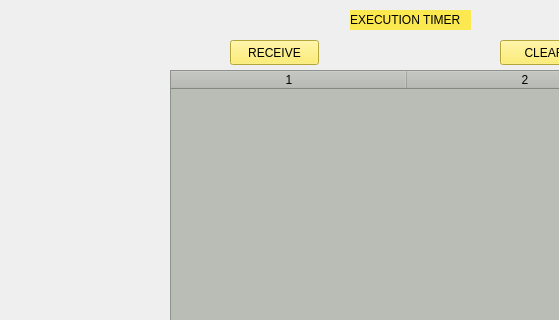
Qt form ExecutionTimerFinalVersion/ExecutionTimerInterface/mainwindow.ui (simsekonur/ExecutionTimerStaticLibrary) before a commit; both pictures show x 0 to 559 and y 0 to 320 of the 800 by 600 pixel window.
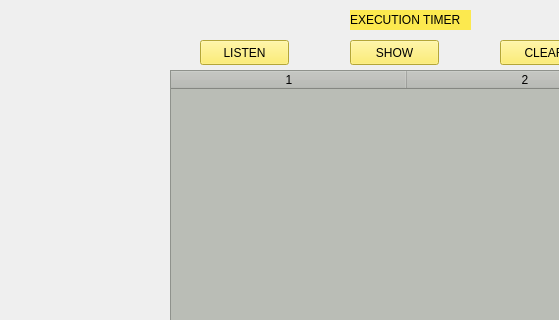
The same form after that commit.

Diff of the .ui file:
```diff
--- a/ExecutionTimerFinalVersion/ExecutionTimerInterface/mainwindow.ui
+++ b/ExecutionTimerFinalVersion/ExecutionTimerInterface/mainwindow.ui
@@ -17,7 +17,7 @@
    <widget class="QPushButton" name="pushButton">
     <property name="geometry">
      <rect>
-      <x>230</x>
+      <x>200</x>
       <y>40</y>
       <width>89</width>
       <height>25</height>
@@ -28,7 +28,7 @@
 font: 75 11pt &quot;Ubuntu Mono&quot;;</string>
     </property>
     <property name="text">
-     <string>RECEIVE</string>
+     <string>LISTEN</string>
     </property>
    </widget>
    <widget class="QTableWidget" name="tableWidget">
@@ -91,6 +91,23 @@
      <string>CLEAR</string>
     </property>
    </widget>
+   <widget class="QPushButton" name="pushButton_3">
+    <property name="geometry">
+     <rect>
+      <x>350</x>
+      <y>40</y>
+      <width>89</width>
+      <height>25</height>
+     </rect>
+    </property>
+    <property name="styleSheet">
+     <string notr="true">background-color: rgb(252, 233, 79);
+font: 75 11pt &quot;Ubuntu Mono&quot;;</string>
+    </property>
+    <property name="text">
+     <string>SHOW</string>
+    </property>
+   </widget>
   </widget>
   <widget class="QMenuBar" name="menubar">
    <property name="geometry">
```
